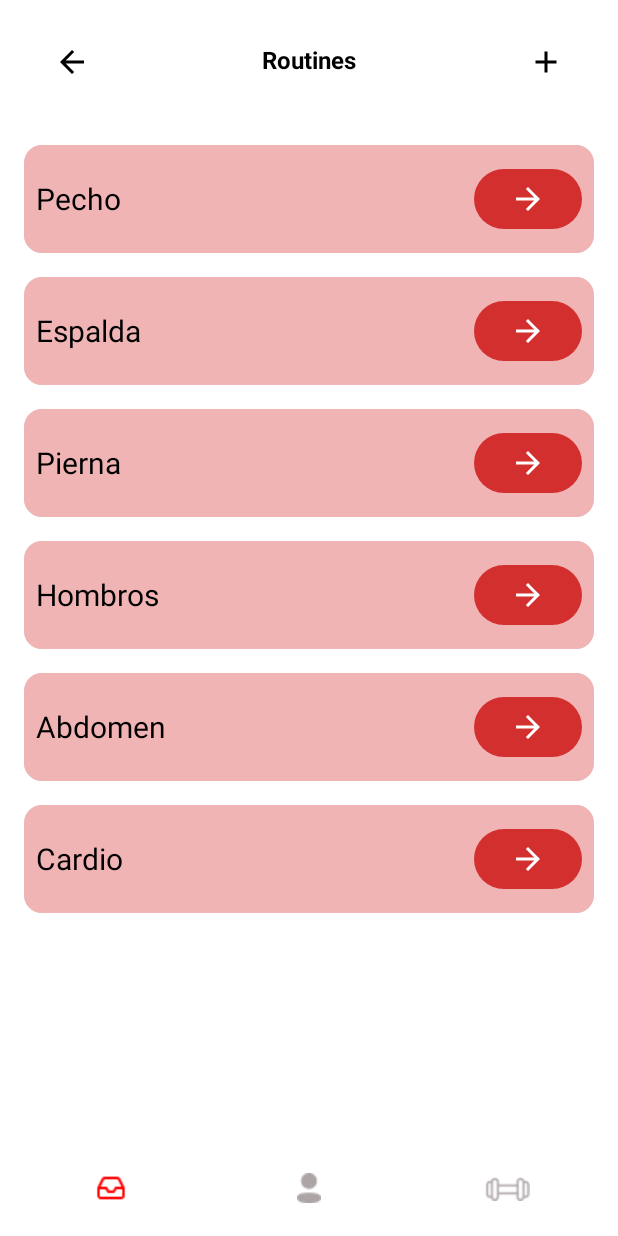
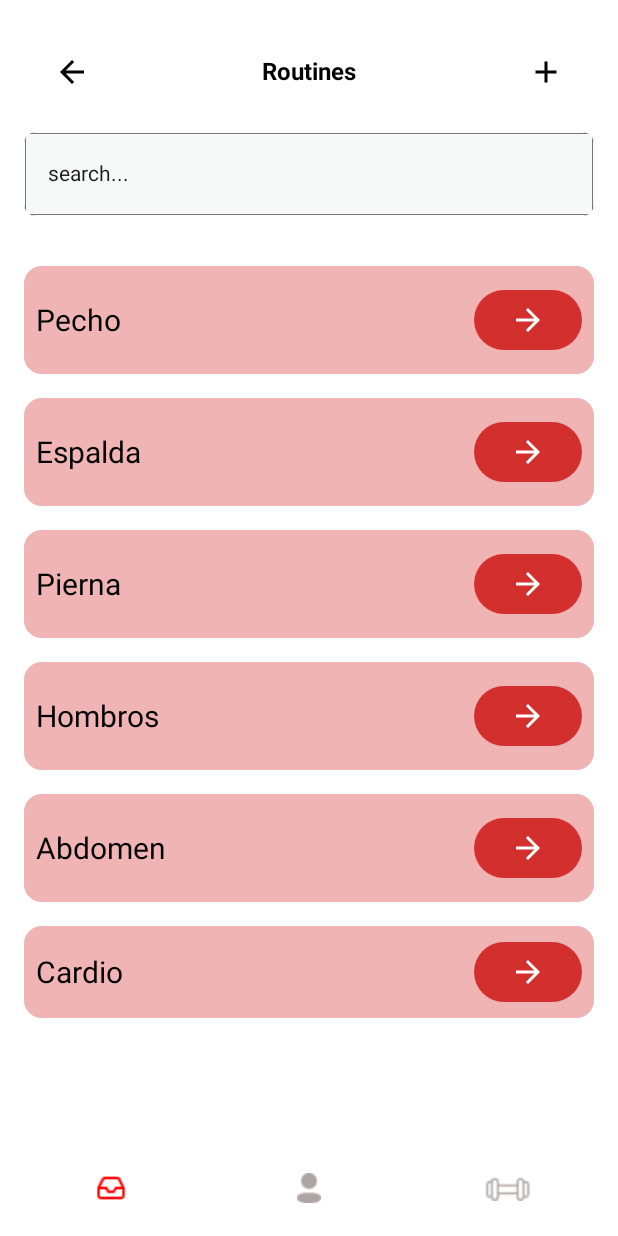
Before and after one commit to Empresa-Fly-Club-PDM/LiftApp, an Android app built with Jetpack Compose: the @Preview function RoutinesMenu, on a phone screen of 412 x 824 dp. Run offline under Robolectric (Android 15) with nearby library versions, the phone set to English and light mode, and no system bars.

```diff
--- a/app/src/main/java/com/jder00138218/liftapp/ui/user/RoutinesMenu.kt
+++ /dev/null
@@ -1,68 +0,0 @@
-package com.jder00138218.liftapp.ui.user
-
-import androidx.compose.foundation.background
-import androidx.compose.foundation.layout.Arrangement
-import androidx.compose.foundation.layout.Box
-import androidx.compose.foundation.layout.Column
-import androidx.compose.foundation.layout.Row
-import androidx.compose.foundation.layout.fillMaxHeight
-import androidx.compose.foundation.layout.fillMaxSize
-import androidx.compose.foundation.layout.fillMaxWidth
-import androidx.compose.foundation.layout.padding
-import androidx.compose.material.icons.Icons
-import androidx.compose.material3.Icon
-import androidx.compose.material3.IconButton
-import androidx.compose.material3.OutlinedTextField
-import androidx.compose.material3.Text
-import androidx.compose.runtime.Composable
-import androidx.compose.ui.Alignment
-import androidx.compose.ui.Modifier
-import androidx.compose.ui.graphics.Color
-import androidx.compose.ui.tooling.preview.Preview
-import androidx.compose.ui.unit.dp
-
-@Preview(name = "RoutinesMenu", showBackground = true)
-@Composable
-fun RoutinesMenu(){
-
-    Box(
-        modifier = Modifier
-            .fillMaxSize()
-            .padding(8.dp)
-            .background(Color.White)
-    ) {
-        Column(
-            modifier = Modifier
-                .fillMaxSize()
-        ) {
-            Column(modifier = Modifier
-                .fillMaxWidth()
-                .fillMaxHeight(0.1f)
-                .padding(bottom = 16.dp)) {
-                RoutinesHeaderRowComponent()
-                SearchBar()
-            }
-
-            Column(modifier = Modifier
-                .fillMaxWidth()
-                .fillMaxHeight(0.8f)) {
-                RoutineMenuItem(muscleGroup = "Pecho")
-                RoutineMenuItem(muscleGroup = "Espalda")
-                RoutineMenuItem(muscleGroup = "Pierna")
-                RoutineMenuItem(muscleGroup = "Hombros")
-                RoutineMenuItem(muscleGroup = "Abdomen")
-                RoutineMenuItem(muscleGroup = "Cardio")
-            }
-
-            Column(modifier = Modifier
-                .fillMaxHeight()
-                .fillMaxWidth()
-                .background(Color.White),
-                horizontalAlignment = Alignment.CenterHorizontally,
-                verticalArrangement = Arrangement.Bottom) {
-                UserBottomMenu()
-            }
-        }
-    }
-
-}
--- /dev/null
+++ b/app/src/main/java/com/jder00138218/liftapp/ui/user/routinesmenu/RoutinesMenu.kt
@@ -0,0 +1,144 @@
+package com.jder00138218.liftapp.ui.user.routinesmenu
+
+import androidx.compose.foundation.background
+import androidx.compose.foundation.layout.Arrangement
+import androidx.compose.foundation.layout.Box
+import androidx.compose.foundation.layout.Column
+import androidx.compose.foundation.layout.Row
+import androidx.compose.foundation.layout.fillMaxHeight
+import androidx.compose.foundation.layout.fillMaxSize
+import androidx.compose.foundation.layout.fillMaxWidth
+import androidx.compose.foundation.layout.height
+import androidx.compose.foundation.layout.padding
+import androidx.compose.material.icons.Icons
+import androidx.compose.material.icons.filled.ArrowBack
+import androidx.compose.material.icons.filled.ArrowForward
+import androidx.compose.material.icons.outlined.Add
+import androidx.compose.material3.Button
+import androidx.compose.material3.ButtonDefaults
+import androidx.compose.material3.Card
+import androidx.compose.material3.Icon
+import androidx.compose.material3.IconButton
+import androidx.compose.material3.Text
+import androidx.compose.runtime.Composable
+import androidx.compose.ui.Alignment
+import androidx.compose.ui.Modifier
+import androidx.compose.ui.graphics.Color
+import androidx.compose.ui.res.colorResource
+import androidx.compose.ui.text.TextStyle
+import androidx.compose.ui.text.font.FontWeight
+import androidx.compose.ui.text.style.TextAlign
+import androidx.compose.ui.tooling.preview.Preview
+import androidx.compose.ui.unit.dp
+import androidx.compose.ui.unit.sp
+import com.jder00138218.liftapp.R
+import com.jder00138218.liftapp.ui.user.SearchBar
+import com.jder00138218.liftapp.ui.user.UserBottomMenu
+
+@Preview(name = "RoutinesMenu", showBackground = true)
+@Composable
+fun RoutinesMenu(){
+
+    Box(
+        modifier = Modifier
+            .fillMaxSize()
+            .padding(8.dp)
+            .background(Color.White)
+    ) {
+        Column(
+            modifier = Modifier
+                .fillMaxSize()
+        ) {
+            Column(modifier = Modifier
+                .fillMaxWidth()
+                .fillMaxHeight(0.2f)
+                .padding(bottom = 16.dp)) {
+                RoutinesHeaderRowComponent()
+                SearchBar()
+            }
+
+            Column(modifier = Modifier
+                .fillMaxWidth()
+                .fillMaxHeight(0.8f)) {
+                RoutineMenuItem(muscleGroup = "Pecho")
+                RoutineMenuItem(muscleGroup = "Espalda")
+                RoutineMenuItem(muscleGroup = "Pierna")
+                RoutineMenuItem(muscleGroup = "Hombros")
+                RoutineMenuItem(muscleGroup = "Abdomen")
+                RoutineMenuItem(muscleGroup = "Cardio")
+            }
+
+            Column(modifier = Modifier
+                .fillMaxHeight()
+                .fillMaxWidth()
+                .background(Color.White),
+                horizontalAlignment = Alignment.CenterHorizontally,
+                verticalArrangement = Arrangement.Bottom) {
+                UserBottomMenu()
+            }
+        }
+    }
+
+}
+
+@Preview
+@Composable
+fun RoutinesHeaderRowComponent() {
+    Row(
+        modifier = Modifier
+            .fillMaxWidth()
+            .padding(16.dp),
+        horizontalArrangement = Arrangement.SpaceBetween,
+        verticalAlignment = Alignment.CenterVertically
+    ) {
+        IconButton(
+            onClick = { /* Handle back button click */ }
+        ) {
+            Icon(
+                Icons.Default.ArrowBack,
+                contentDescription = "Back"
+            )
+        }
+
+        Text(
+            text = "Routines",
+            textAlign = TextAlign.Center,
+            style = TextStyle(fontSize = 16.sp, fontWeight = FontWeight.Bold),
+            modifier = Modifier.weight(1f)
+        )
+
+        IconButton(
+            onClick = { /* Handle back button click */ }
+        ) {
+            Icon(
+                Icons.Outlined.Add,
+                contentDescription = "Add"
+            )
+        }
+    }
+}
+
+@Composable
+fun RoutineMenuItem(muscleGroup: String){
+    Card(modifier = Modifier
+        .fillMaxWidth()
+        .padding(8.dp)
+        .height(72.dp))
+    { Box(modifier = Modifier.background(colorResource(id = R.color.card))) {
+        Row(modifier = Modifier
+            .fillMaxSize().padding(horizontal = 8.dp), horizontalArrangement = Arrangement.SpaceBetween, verticalAlignment = Alignment.CenterVertically
+        ) {
+            Text(text = muscleGroup, style = TextStyle(fontSize = 20.sp, color = Color.Black))
+            Button(modifier = Modifier , onClick = {}, colors = ButtonDefaults.buttonColors(containerColor = colorResource(
+                id = R.color.buttonRed
+            ), contentColor = Color.White)) {
+                Icon(
+                    Icons.Default.ArrowForward,
+                    contentDescription = "to $muscleGroup routines"
+                )
+            }
+        }
+    }
+
+    }
+}
```
Also changed, not shown: app/src/main/java/com/jder00138218/liftapp/ui/user/UserComponents.kt (+177 -61 lines), app/src/main/java/com/jder00138218/liftapp/ui/user/createroutine/CreatineRoutine.kt (added, +81 -0 lines).
